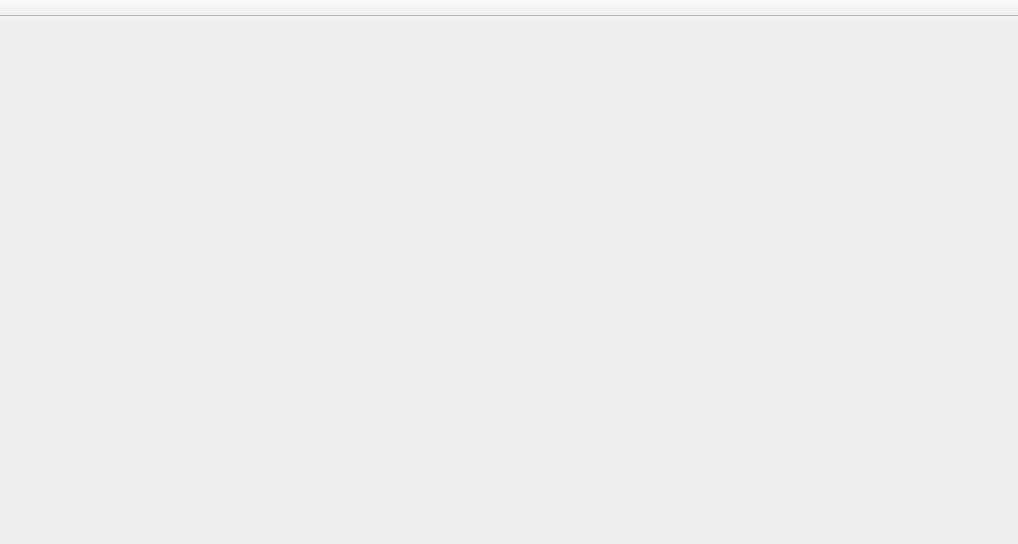
Qt form ui/ui_main.ui (CNPolaris/usv_station) before a commit.
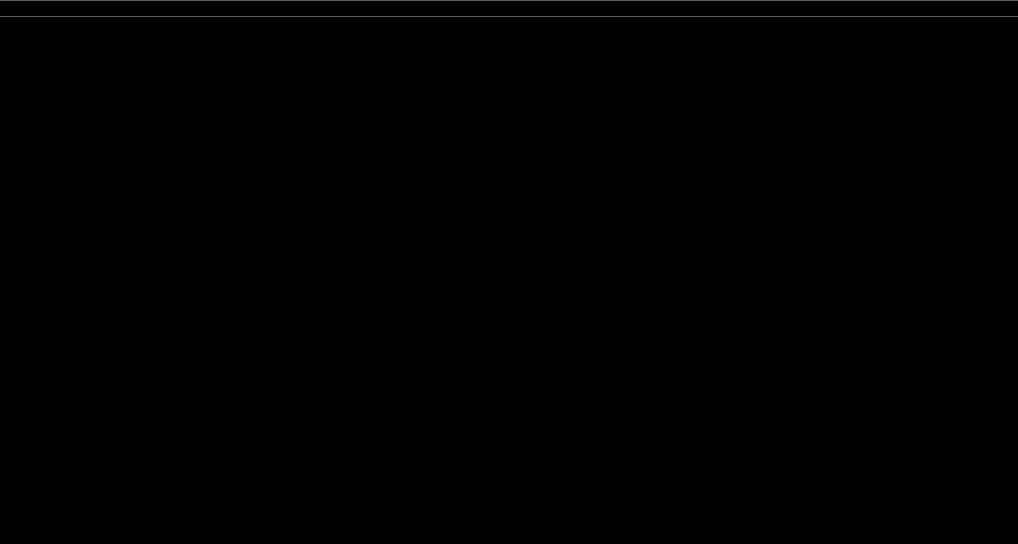
The same form after that commit.

Commit message: style:设置主题颜色

Diff of the .ui file:
```diff
--- a/ui/ui_main.ui
+++ b/ui/ui_main.ui
@@ -18,13 +18,20 @@
   </property>
   <property name="font">
    <font>
+    <family>Microsoft YaHei UI</family>
     <pointsize>12</pointsize>
+    <italic>false</italic>
     <bold>false</bold>
    </font>
   </property>
   <property name="windowTitle">
    <string>MainWindow</string>
   </property>
+  <property name="styleSheet">
+   <string notr="true">background-color: rgb(0, 0, 0);
+color: rgb(255, 255, 255);
+font: 12pt &quot;Microsoft YaHei UI&quot;;</string>
+  </property>
   <widget class="QWidget" name="centralwidget">
    <property name="minimumSize">
     <size>
@@ -51,13 +58,20 @@
   <widget class="QToolBar" name="toolBar">
    <property name="font">
     <font>
+     <family>Microsoft YaHei UI</family>
      <pointsize>12</pointsize>
+     <italic>false</italic>
      <bold>false</bold>
     </font>
    </property>
    <property name="windowTitle">
     <string>toolBar</string>
    </property>
+   <property name="styleSheet">
+    <string notr="true">background-color: rgb(0, 0, 0);
+color: rgb(255, 255, 255);
+font: 12pt &quot;Microsoft YaHei UI&quot;;</string>
+   </property>
    <property name="movable">
     <bool>false</bool>
    </property>
```
The commit also changes 5 other files.
